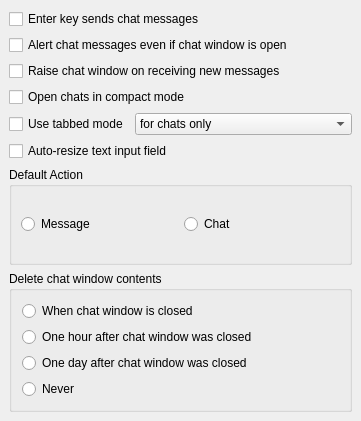
Old version of the form src/options/opt_chat.ui in the repository psi-im/psi.
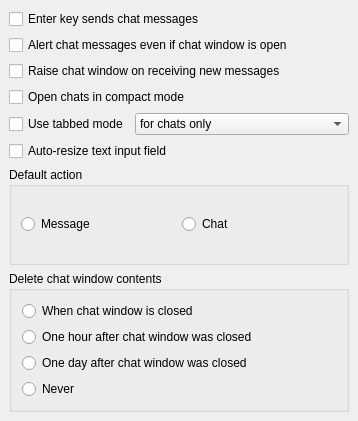
New version of the form.

```diff
--- a/src/options/opt_chat.ui
+++ b/src/options/opt_chat.ui
@@ -89,7 +89,7 @@
        </item>
        <item>
         <property name="text" >
-         <string>for mucs and chats in one window.</string>
+         <string>for mucs and chats in one window</string>
         </property>
        </item>
        <item>
@@ -124,7 +124,7 @@
    <item>
     <widget class="QGroupBox" name="groupBox18" >
      <property name="title" >
-      <string>Default Action</string>
+      <string>Default action</string>
      </property>
      <layout class="QHBoxLayout" >
       <property name="margin" >
```
